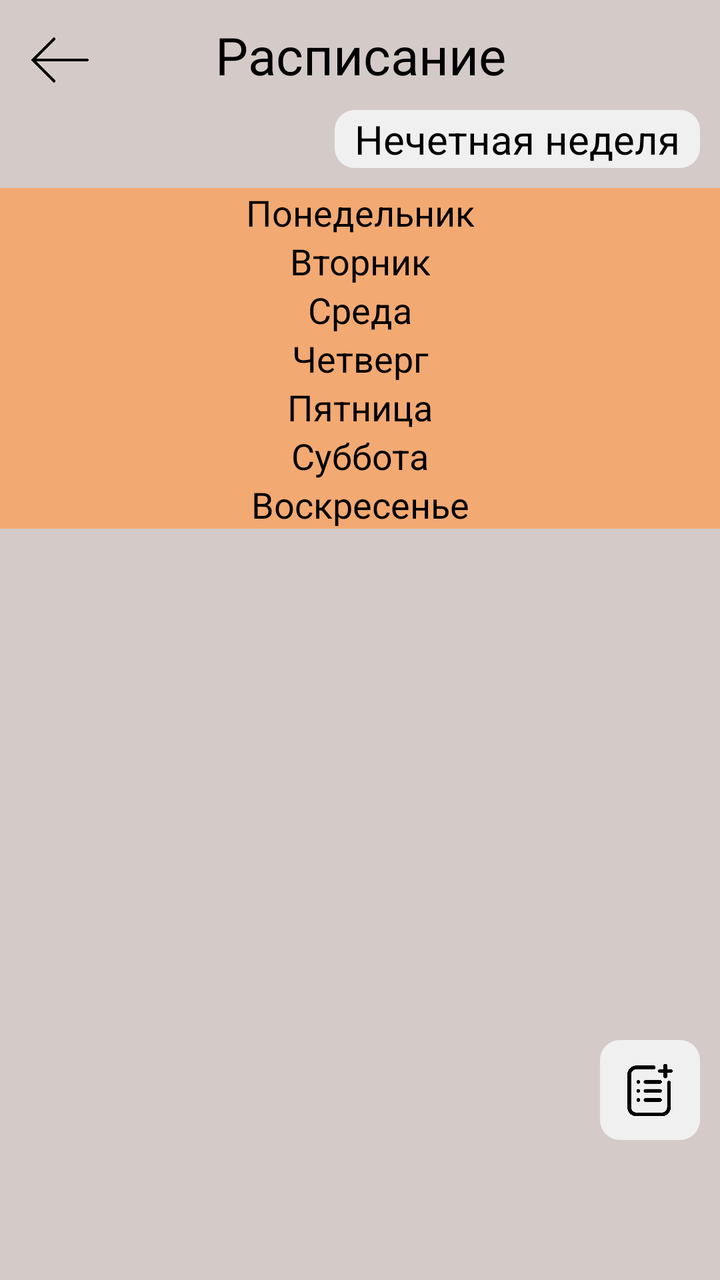
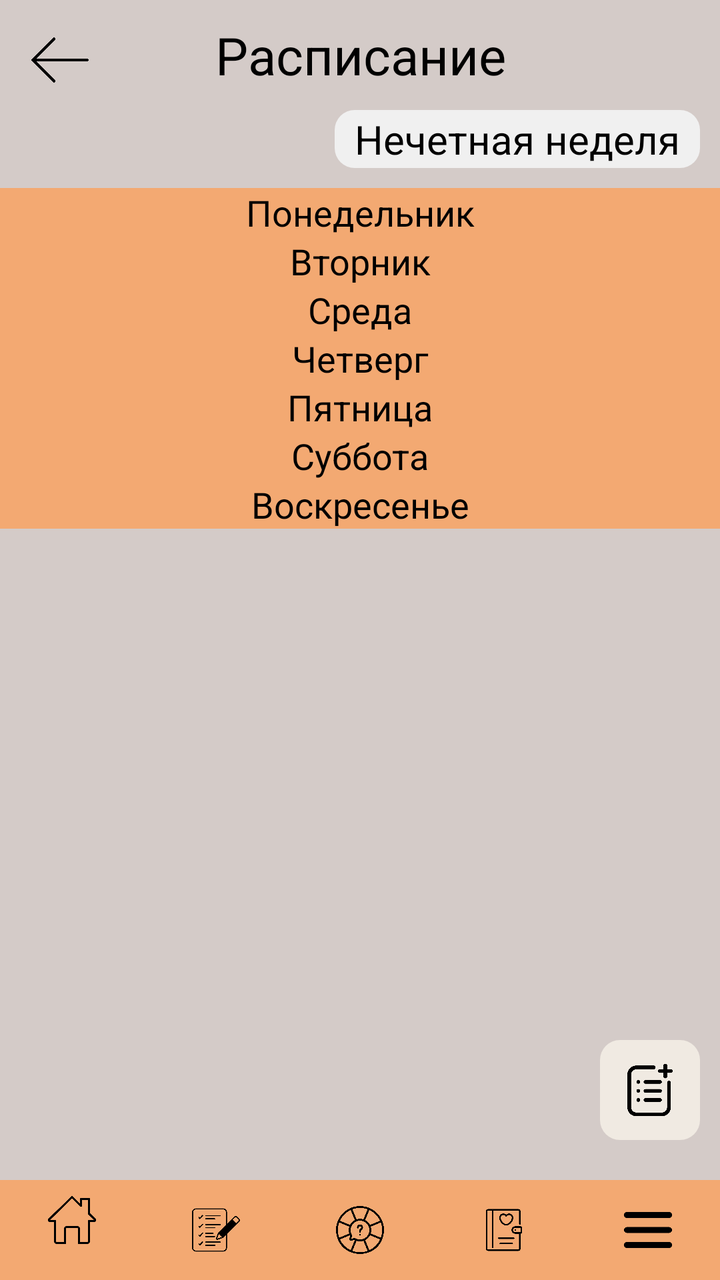

Compare the two renders of this Android layout. The source of the first and the diff that turns it into the second are given below.
<!-- AndroidManifest.xml: application theme Theme.Assistant -->
<!-- res/layout/activity_timetable.xml -->
<?xml version="1.0" encoding="utf-8"?>
<RelativeLayout xmlns:android="http://schemas.android.com/apk/res/android"
    xmlns:app="http://schemas.android.com/apk/res-auto"
    xmlns:tools="http://schemas.android.com/tools"
    android:layout_width="match_parent"
    android:layout_height="match_parent"
    android:background="@color/background_main"
    tools:context=".CtgForWheelActivity"
    android:scrollbars="vertical">

    <ImageButton
        android:layout_width="60dp"
        android:layout_height="60dp"
        android:id="@+id/backBtn"
        android:src="@drawable/back"
        android:scaleType="fitCenter"
        android:backgroundTint="@color/background_main"
        />

    <TextView
        android:layout_width="match_parent"
        android:layout_height="wrap_content"
        android:id="@+id/textTt"
        android:text="Расписание"
        android:textSize="26dp"
        android:gravity="center"
        android:textColor="@color/black"
        android:paddingVertical="10dp"/>




    <ScrollView
        android:layout_width="match_parent"
        android:layout_height="match_parent"
        android:id="@+id/scroll"
        android:layout_below="@+id/textTt">
        <LinearLayout
            android:layout_width="match_parent"
            android:layout_height="match_parent"
            android:orientation="vertical">


            <TextView
                android:layout_width="wrap_content"
                android:layout_height="wrap_content"
                android:id="@+id/textLL"
                android:textSize="20dp"
                android:layout_gravity="end"
                android:textColor="@color/black"
                android:text="Нечетная неделя"
                android:background="@drawable/image_btn_style"
                android:paddingHorizontal="10dp"
                android:paddingVertical="1dp"
                android:layout_marginBottom="10dp"
                android:layout_alignParentEnd="true"
                android:layout_marginHorizontal="10dp"/>

            <TextView
                android:layout_width="match_parent"
                android:layout_height="wrap_content"
                android:id="@+id/mondayText"
                android:text="Понедельник"
                android:textColor="@color/black"
                android:background="@color/bottom_menu"
                android:textSize="18dp"
                android:textAlignment="center"/>

            <androidx.recyclerview.widget.RecyclerView
                android:id="@+id/recycler_view_timetable_monday"
                android:layout_width="match_parent"
                android:layout_height="wrap_content" />



        <TextView
            android:layout_width="match_parent"
            android:layout_height="wrap_content"
            android:id="@+id/tuesdayText"
            android:text="Вторник"
            android:textColor="@color/black"
            android:background="@color/bottom_menu"
            android:textSize="18dp"
            android:textAlignment="center"/>

            <androidx.recyclerview.widget.RecyclerView
                android:id="@+id/recycler_view_timetable_tuesday"
                android:layout_width="match_parent"
                android:layout_height="wrap_content" />



            <TextView
                android:layout_width="match_parent"
                android:layout_height="wrap_content"
                android:id="@+id/wednesdayText"
                android:text="Среда"
                android:textColor="@color/black"
                android:background="@color/bottom_menu"
                android:textSize="18dp"
                android:textAlignment="center"/>

            <androidx.recyclerview.widget.RecyclerView
                android:id="@+id/recycler_view_timetable_wednesday"
                android:layout_width="match_parent"
                android:layout_height="wrap_content" />




            <TextView
            android:layout_width="match_parent"
            android:layout_height="wrap_content"
            android:id="@+id/thursdayText"
            android:text="Четверг"
            android:textColor="@color/black"
            android:background="@color/bottom_menu"
            android:textSize="18dp"
            android:textAlignment="center"/>

            <androidx.recyclerview.widget.RecyclerView
                android:id="@+id/recycler_view_timetable_thursday"
                android:layout_width="match_parent"
                android:layout_height="wrap_content" />



        <TextView
            android:layout_width="match_parent"
            android:layout_height="wrap_content"
            android:id="@+id/fridayText"
            android:text="Пятница"
            android:textColor="@color/black"
            android:background="@color/bottom_menu"
            android:textSize="18dp"
            android:textAlignment="center"/>

            <androidx.recyclerview.widget.RecyclerView
                android:id="@+id/recycler_view_timetable_friday"
                android:layout_width="match_parent"
                android:layout_height="wrap_content" />



        <TextView
            android:layout_width="match_parent"
            android:layout_height="wrap_content"
            android:id="@+id/saturdayText"
            android:text="Суббота"
            android:textColor="@color/black"
            android:background="@color/bottom_menu"
            android:textSize="18dp"
            android:textAlignment="center"/>

            <androidx.recyclerview.widget.RecyclerView
                android:id="@+id/recycler_view_timetable_saturday"
                android:layout_width="match_parent"
                android:layout_height="wrap_content" />




        <TextView
            android:layout_width="match_parent"
            android:layout_height="wrap_content"
            android:id="@+id/sundayText"
            android:text="Воскресенье"
            android:textColor="@color/black"
            android:background="@color/bottom_menu"
            android:textSize="18dp"
            android:textAlignment="center"/>

            <androidx.recyclerview.widget.RecyclerView
                android:id="@+id/recycler_view_timetable_sunday"
                android:layout_width="match_parent"
                android:layout_height="wrap_content" />


    </LinearLayout>

</ScrollView>

    <ImageButton
        android:layout_width="50dp"
        android:layout_height="50dp"
        android:id="@+id/addEventBtn"
        android:src="@drawable/add_plus3"
        android:scaleType="fitCenter"
        android:padding="10dp"
        android:background="@drawable/image_btn_style"
        android:layout_alignParentBottom="true"
        android:layout_marginBottom="70dp"
        android:layout_marginRight="10dp"
        android:layout_alignParentRight="true"
        />




</RelativeLayout>
<!-- resources referenced by this layout -->
<resources>
  <color name="background_main">#FFD4CBC8</color>
  <color name="black">#FF000000</color>
  <color name="bottom_menu">#FFF3A972</color>
  <!-- drawable add_plus3: png bitmap (drawable, 9426 bytes) -->
  <!-- drawable back: png bitmap (drawable, 2771 bytes) -->
  <!-- drawable image_btn_style (drawable) -->
  <?xml version="1.0" encoding="utf-8"?>
  <shape xmlns:android="http://schemas.android.com/apk/res/android">
      <solid android:color="@color/background2"/>
      <corners android:radius="10.0dp"/>
  </shape>
  <style name="Theme.Assistant" parent="Base.Theme.Assistant" />
  <color name="background2">#FFF0F0F0</color>
  <style name="Base.Theme.Assistant" parent="Theme.Material3.DayNight.NoActionBar">
          
          
          <item name="colorPrimary">@color/background_main</item>
  
          <item name="android:spinnerItemStyle">
              @style/spinnerItemStyle
          </item>
  
          
          <item name="android:spinnerDropDownItemStyle">
              @style/spinnerDropDownItemStyle
          </item>
  
      </style>
  <style name="spinnerItemStyle">
  
          <item name="android:textStyle">normal</item>
          <item name="android:paddingHorizontal">20dp</item>
          <item name="android:textSize">20sp</item>
          <item name="android:textColor">@color/black</item>
      </style>
  <style name="spinnerDropDownItemStyle">
          <item name="android:paddingHorizontal">20dp</item>
          <item name="android:paddingVertical">10dp</item>
          <item name="android:textSize">20sp</item>
          <item name="android:textColor">@color/black</item>
      </style>
</resources>

<!-- the commit's change to res/layout/activity_timetable.xml (unified diff, before → after) -->
@@ -34,10 +34,11 @@
         android:layout_width="match_parent"
         android:layout_height="match_parent"
         android:id="@+id/scroll"
-        android:layout_below="@+id/textTt">
+        android:layout_below="@+id/textTt"
+        android:layout_marginBottom="50dp">
         <LinearLayout
             android:layout_width="match_parent"
-            android:layout_height="match_parent"
+            android:layout_height="wrap_content"
             android:orientation="vertical">
 
 
@@ -103,7 +104,8 @@
             <androidx.recyclerview.widget.RecyclerView
                 android:id="@+id/recycler_view_timetable_wednesday"
                 android:layout_width="match_parent"
-                android:layout_height="wrap_content" />
+                android:layout_height="match_parent"
+                android:scrollbars="none" />
 
 
 
@@ -188,6 +190,7 @@
         android:scaleType="fitCenter"
         android:padding="10dp"
         android:background="@drawable/image_btn_style"
+        android:backgroundTint="@color/filter_bcg"
         android:layout_alignParentBottom="true"
         android:layout_marginBottom="70dp"
         android:layout_marginRight="10dp"
@@ -195,6 +198,14 @@
         />
 
 
-
+    <com.google.android.material.bottomnavigation.BottomNavigationView
+    android:id="@+id/bottomNavigationView"
+    android:layout_width="match_parent"
+    android:layout_height="50dp"
+    android:background="@color/bottom_menu"
+    style="@style/Widget.MaterialComponents.BottomNavigationView.Colored"
+    app:itemIconTint="@color/black"
+    android:layout_alignParentBottom="true"
+    app:menu="@menu/bottom_menu"/>
 
 </RelativeLayout>
<!-- resource entries referenced after the edit -->
@@ -3,6 +3,7 @@
   <color name="background_main">#FFD4CBC8</color>
   <color name="black">#FF000000</color>
   <color name="bottom_menu">#FFF3A972</color>
+  <color name="filter_bcg">#FFF0EAE2</color>
   <!-- drawable add_plus3: png bitmap (drawable, 9426 bytes) -->
   <!-- drawable back: png bitmap (drawable, 2771 bytes) -->
   <!-- drawable image_btn_style (drawable) -->
